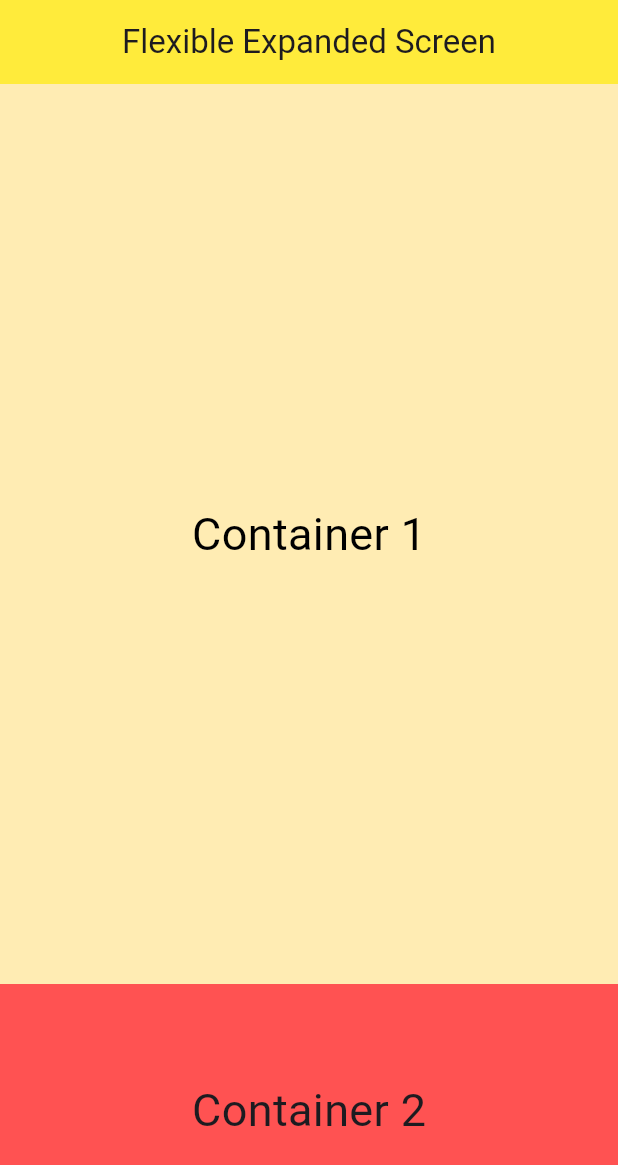
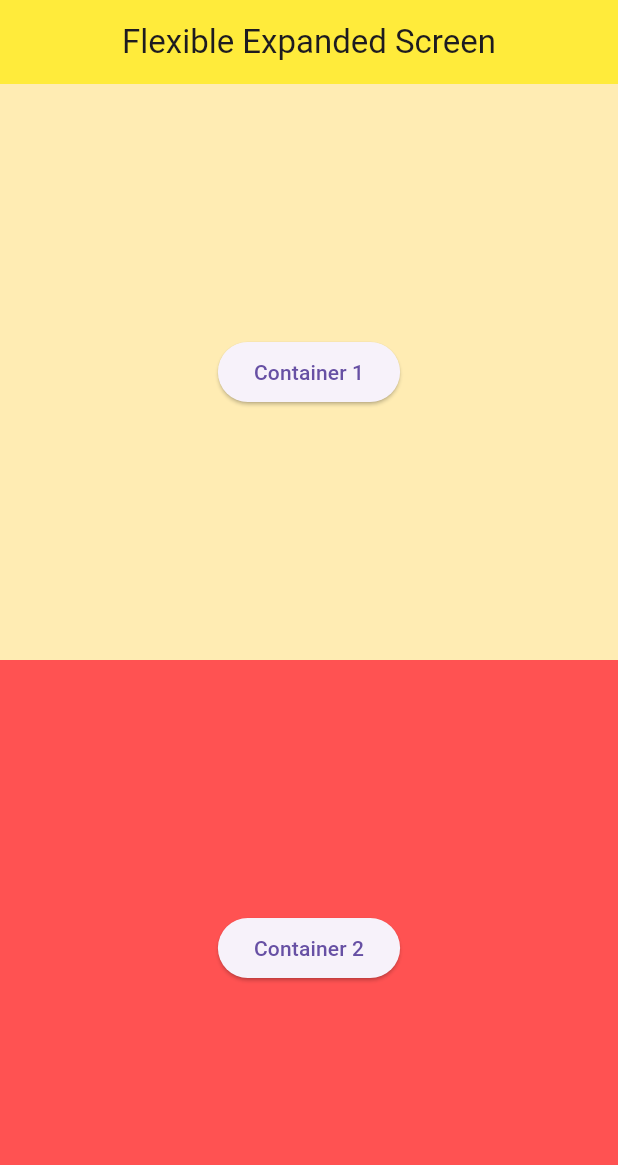
Before and after one commit to adarshrwl/flutter_class_work, a Flutter app: the screen it shows after launch, on a phone screen of 412 x 824 dp. Shown: the top 1165 px of the screen. Run offline on Flutter 3.47's test engine with Material 3 defaults, Android fonts, the phone set to English and light mode, and no system bars.

Commit message:
added button

```diff
--- a/lib/screen/flexible_expanded_screen.dart
+++ b/lib/screen/flexible_expanded_screen.dart
@@ -1,3 +1,4 @@
+import 'package:flutter/cupertino.dart';
 import 'package:flutter/material.dart';
 import 'package:flutter/widgets.dart';
 
@@ -14,27 +15,24 @@ class FlexibleExpandedScreen extends StatelessWidget {
       ),
       body: Column(
         children: [
-          Container(
+          Flexible(
+            fit: FlexFit.loose,
+            child: Container(
                 alignment: Alignment.center,
                 color: Colors.amber[100],
-            height: 600,
+                height: 400,
                 width: double.infinity,
-            child: const Text(
-              "Container 1",
-              style: TextStyle(color: Colors.black, fontSize: 30),
+                child: ElevatedButton(
+                    onPressed: () {}, child: Text("Container 1"))),
           ),
-          ),
-          Flexible(
+          Expanded(
             child: Container(
                 alignment: Alignment.center,
                 color: Colors.redAccent,
-              height: 600,
+                height: 200,
                 width: double.infinity,
-              child: const Text(
-                "Container 2",
-                style: TextStyle(fontSize: 30),
-              ),
-            ),
+                child: ElevatedButton(
+                    onPressed: () {}, child: Text("Container 2"))),
           )
         ],
       ),
```
Lines whose indentation alone changed are shown as unchanged.
